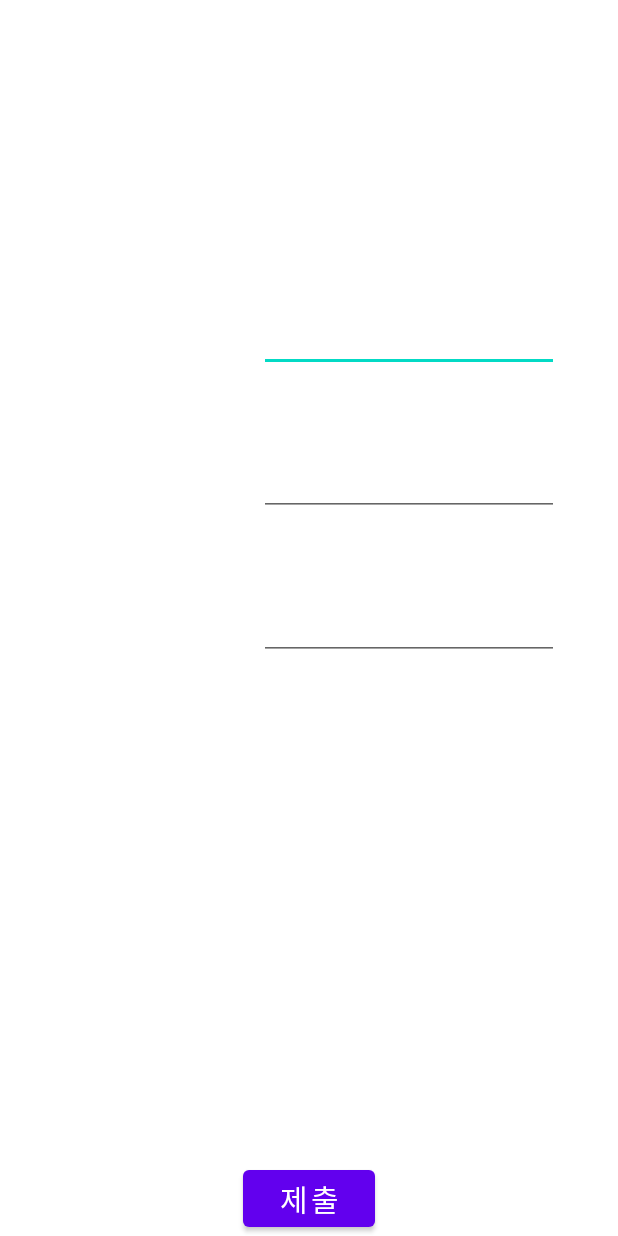
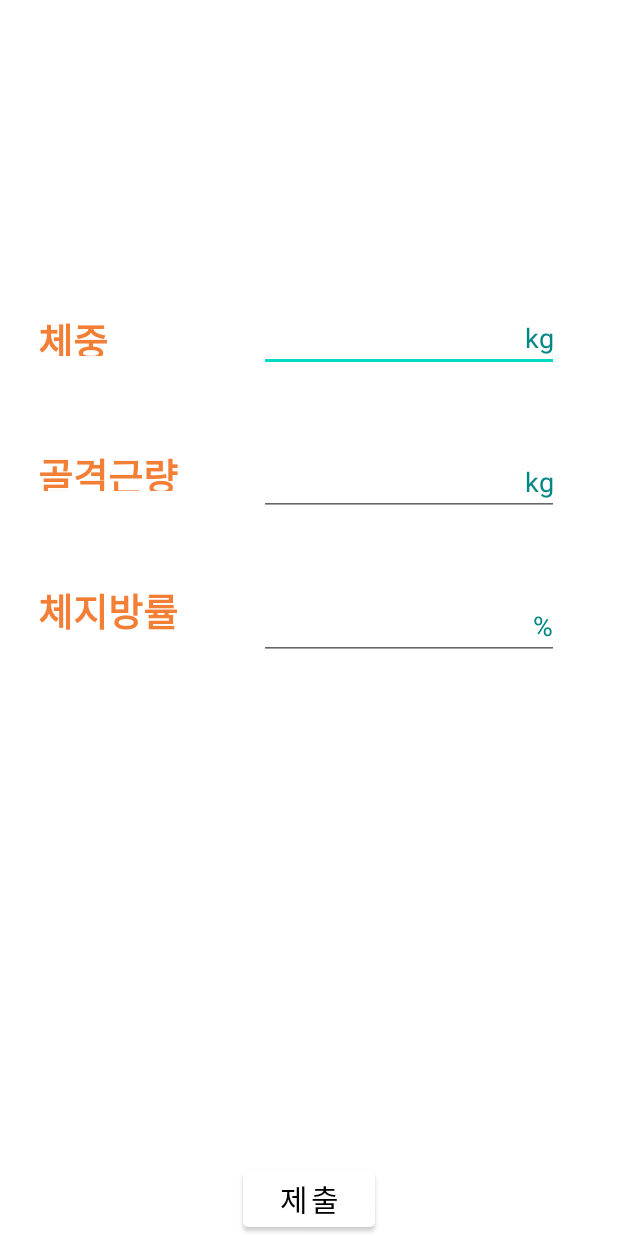
Before and after one commit to SeokJiWon1207/K-Health, an Android app: the layout userinfo_dialog.xml on its own in the app's theme, with its tools: preview values and no code run, on a phone screen of 412 x 824 dp. Run offline under Robolectric (Android 15) with nearby library versions, the light colour scheme and no system bars.

Commit message:
Profile update - 3

```diff
--- a/app/src/main/java/com/example/k_health/LoginActivity.kt
+++ b/app/src/main/java/com/example/k_health/LoginActivity.kt
@@ -248,7 +248,7 @@ class LoginActivity : AppCompatActivity() {
         user["userId"] = userId
         db.collection(COLLECTION_NAME_USERS)
             .document(userId)
-            .set(user)
+            .update(user)
             .addOnCompleteListener {
                 Log.d(TAG, "유저가 등록되었습니다")
             }
--- a/app/src/main/res/layout/userinfo_dialog.xml
+++ b/app/src/main/res/layout/userinfo_dialog.xml
@@ -23,8 +23,8 @@
         <TextView
             android:layout_width="wrap_content"
             android:layout_height="30dp"
-            android:text="체중"
-            android:textColor="#ffffff"
+            android:text="@string/weight"
+            android:textColor="@color/orange"
             android:textStyle="bold"
             android:layout_marginLeft="25dp"
             android:layout_marginTop="30dp"
@@ -32,8 +32,8 @@
         <TextView
             android:layout_width="wrap_content"
             android:layout_height="30dp"
-            android:text="골격근량"
-            android:textColor="#ffffff"
+            android:text="@string/muscle"
+            android:textColor="@color/orange"
             android:textStyle="bold"
             android:layout_marginLeft="25dp"
             android:layout_marginTop="60dp"
@@ -41,8 +41,8 @@
         <TextView
             android:layout_width="wrap_content"
             android:layout_height="wrap_content"
-            android:text="체지방률"
-            android:textColor="#ffffff"
+            android:text="@string/fat"
+            android:textColor="@color/orange"
             android:textStyle="bold"
             android:layout_marginLeft="25dp"
             android:layout_marginTop="60dp"
@@ -55,34 +55,34 @@
             android:orientation="vertical"
             android:layout_weight="1">
         <EditText
-            android:id="@+id/user_weight"
+            android:id="@+id/user_weightEditText"
             android:layout_width="200dp"
             android:layout_height="wrap_content"
             android:gravity="right"
-            android:hint="kg"
+            android:hint="@string/kg"
             android:maxLength="5"
-            android:textColorHint="#ffffff"
-            android:textColor="#ffffff"
+            android:textColorHint="@color/teal_700"
+            android:textColor="@color/black"
             android:layout_margin="25dp"/>
         <EditText
-            android:id="@+id/user_muscleweight"
+            android:id="@+id/user_muscleEditText"
             android:layout_width="200dp"
             android:layout_height="wrap_content"
             android:gravity="right"
-            android:hint="kg"
-            android:maxLength="4"
-            android:textColorHint="#ffffff"
-            android:textColor="#ffffff"
+            android:hint="@string/kg"
+            android:maxLength="5"
+            android:textColorHint="@color/teal_700"
+            android:textColor="@color/black"
             android:layout_margin="25dp"/>
         <EditText
-            android:id="@+id/user_fatweight"
+            android:id="@+id/user_fatEditText"
             android:layout_width="200dp"
             android:layout_height="wrap_content"
             android:gravity="right"
             android:hint="%"
-            android:maxLength="4"
-            android:textColorHint="#ffffff"
-            android:textColor="#ffffff"
+            android:maxLength="5"
+            android:textColorHint="@color/teal_700"
+            android:textColor="@color/black"
             android:layout_margin="25dp"/>
         </LinearLayout>
 
@@ -92,6 +92,9 @@
         android:layout_width="wrap_content"
         android:layout_height="wrap_content"
         android:layout_gravity="center"
+        android:elevation="30dp"
+        android:backgroundTint="@color/white"
+        android:textColor="@color/black"
         android:text="제출"
         android:textSize="20sp"/>
 </LinearLayout>
```
Also changed, not shown: app/src/main/java/com/example/k_health/home/HomeFragment.kt (+62 -6 lines).
